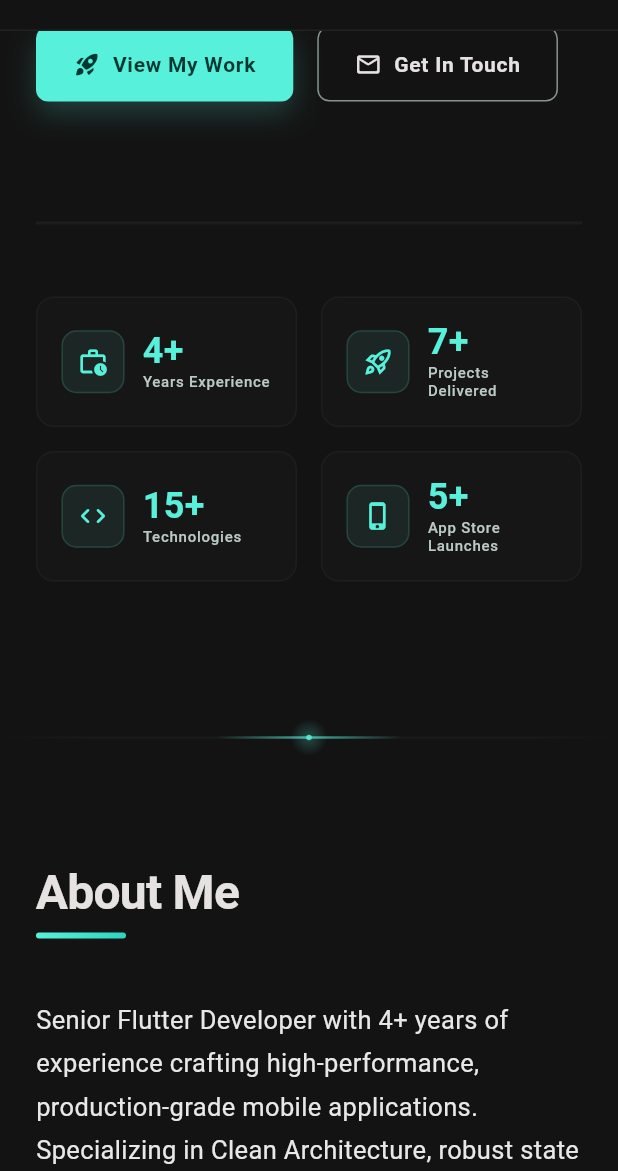
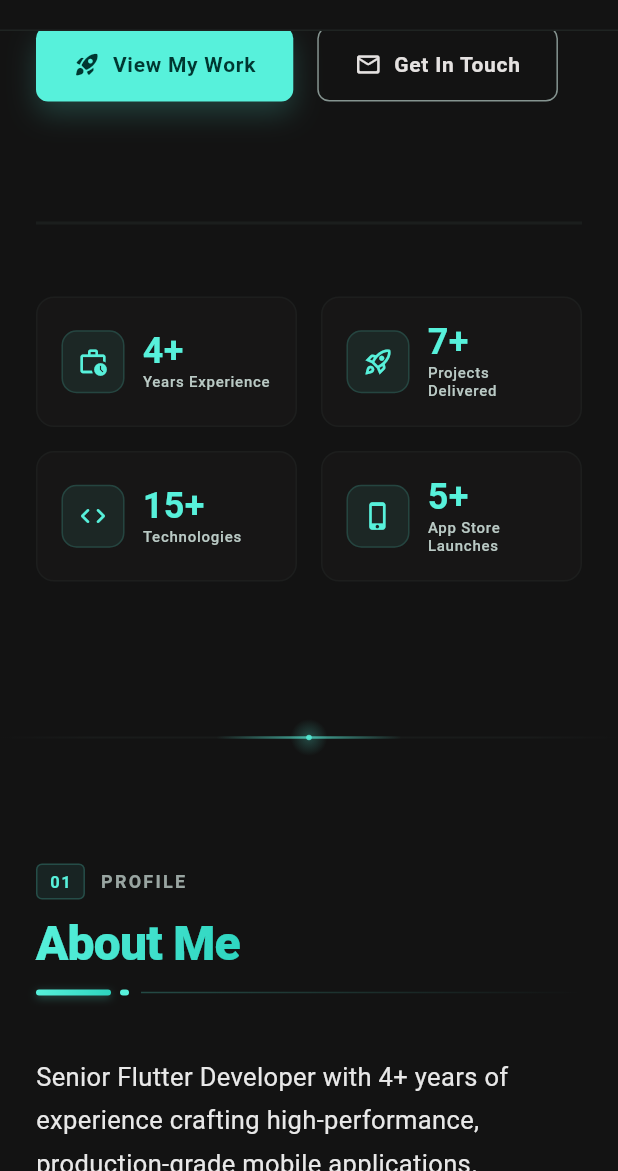
Before and after one commit to ASHISH1317/my-portfolio, a Flutter app: the screen it shows after launch, scrolled down 576 dp, on a phone screen of 412 x 824 dp, the part 65-1236 px from its top. Run offline on Flutter 3.47's test engine with Material 3 defaults, Android fonts, the phone set to English and light mode, and no system bars; our stand-ins replace font_awesome_flutter; missing offline and left inert: dart:html; network calls fail; Roboto replaces fonts that are missing (Be Vietnam Pro, JetBrains Mono).

Commit message:
refactor: implement reusable SectionHeader widget and apply it across all portfolio sections

```diff
--- a/lib/app/sections/about_section.dart
+++ b/lib/app/sections/about_section.dart
@@ -2,6 +2,7 @@ import 'package:flutter/material.dart';
 import '../data/theme_config.dart';
 import '../data/portfolio_data.dart';
 import '../widgets/custom_card.dart';
+import '../widgets/section_header.dart';
 
 class AboutSection extends StatelessWidget {
   const AboutSection({super.key});
@@ -49,23 +50,10 @@ class AboutSection extends StatelessWidget {
   }
 
   Widget _buildHeader() {
-    return Column(
-      crossAxisAlignment: CrossAxisAlignment.start,
-      children: [
-        Text(
-          "About Me",
-          style: ThemeConfig.h2,
-        ),
-        const SizedBox(height: 8),
-        Container(
-          width: 60,
-          height: 4,
-          decoration: BoxDecoration(
-            gradient: ThemeConfig.primaryGradient,
-            borderRadius: BorderRadius.circular(2),
-          ),
-        ),
-      ],
+    return const SectionHeader(
+      title: "About Me",
+      subtitle: "Profile",
+      index: "01",
     );
   }
 
--- /dev/null
+++ b/lib/app/widgets/section_header.dart
@@ -0,0 +1,123 @@
+import 'package:flutter/material.dart';
+import '../data/theme_config.dart';
+
+class SectionHeader extends StatelessWidget {
+  final String title;
+  final String subtitle;
+  final String index;
+
+  const SectionHeader({
+    Key? key,
+    required this.title,
+    required this.subtitle,
+    required this.index,
+  }) : super(key: key);
+
+  @override
+  Widget build(BuildContext context) {
+    return Column(
+      crossAxisAlignment: CrossAxisAlignment.start,
+      mainAxisSize: MainAxisSize.min,
+      children: [
+        Row(
+          crossAxisAlignment: CrossAxisAlignment.center,
+          children: [
+            // Styled 2-digit index tag
+            Container(
+              padding: const EdgeInsets.symmetric(horizontal: 8, vertical: 3),
+              decoration: BoxDecoration(
+                color: ThemeConfig.primary.withOpacity(0.08),
+                borderRadius: BorderRadius.circular(4),
+                border: Border.all(
+                  color: ThemeConfig.primary.withOpacity(0.2),
+                  width: 1,
+                ),
+              ),
+              child: Text(
+                index,
+                style: const TextStyle(
+                  fontFamily: ThemeConfig.fontFamily,
+                  fontSize: 11,
+                  fontWeight: FontWeight.bold,
+                  color: ThemeConfig.primary,
+                  letterSpacing: 1.0,
+                ),
+              ),
+            ),
+            const SizedBox(width: 10),
+            // Uppercase subtitle tagline
+            Text(
+              subtitle.toUpperCase(),
+              style: TextStyle(
+                fontFamily: ThemeConfig.fontFamily,
+                fontSize: 12,
+                fontWeight: FontWeight.w600,
+                color: ThemeConfig.textSecondary.withOpacity(0.8),
+                letterSpacing: 1.5,
+              ),
+            ),
+          ],
+        ),
+        const SizedBox(height: 10),
+        // Title text using ShaderMask for gradient effect
+        ShaderMask(
+          shaderCallback: (bounds) => ThemeConfig.primaryGradient.createShader(
+            Rect.fromLTWH(0, 0, bounds.width, bounds.height),
+          ),
+          child: Text(
+            title,
+            style: ThemeConfig.h2.copyWith(
+              color: Colors.white,
+              fontWeight: FontWeight.w800,
+            ),
+          ),
+        ),
+        const SizedBox(height: 12),
+        // Premium accent divider line
+        Row(
+          children: [
+            Container(
+              width: 50,
+              height: 4,
+              decoration: BoxDecoration(
+                gradient: ThemeConfig.primaryGradient,
+                borderRadius: BorderRadius.circular(2),
+                boxShadow: [
+                  BoxShadow(
+                    color: ThemeConfig.primary.withOpacity(0.3),
+                    blurRadius: 4,
+                    offset: const Offset(0, 1.5),
+                  ),
+                ],
+              ),
+            ),
+            const SizedBox(width: 6),
+            Container(
+              width: 6,
+              height: 4,
+              decoration: BoxDecoration(
+                color: ThemeConfig.primary,
+                borderRadius: BorderRadius.circular(2),
+              ),
+            ),
+            const SizedBox(width: 8),
+            // Long thin fading line
+            Expanded(
+              child: Container(
+                height: 1,
+                decoration: BoxDecoration(
+                  gradient: LinearGradient(
+                    colors: [
+                      ThemeConfig.primary.withOpacity(0.25),
+                      ThemeConfig.primary.withOpacity(0.0),
+                    ],
+                  ),
+                ),
+              ),
+            ),
+          ],
+        ),
+      ],
+    );
+  }
+}
```
Also changed, not shown: lib/app/sections/contact_section.dart (+5 -17 lines), lib/app/sections/education_section.dart (+5 -17 lines), lib/app/sections/experience_section.dart (+5 -17 lines), lib/app/sections/projects_section.dart (+5 -17 lines), lib/app/sections/skills_section.dart (+5 -17 lines).
